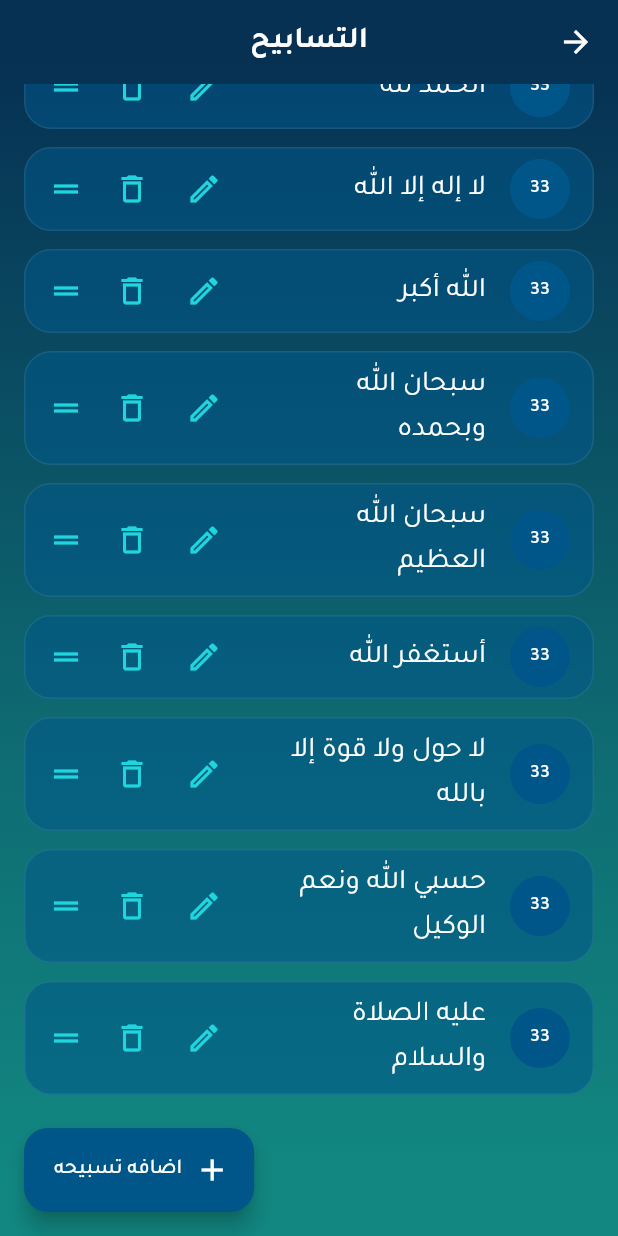
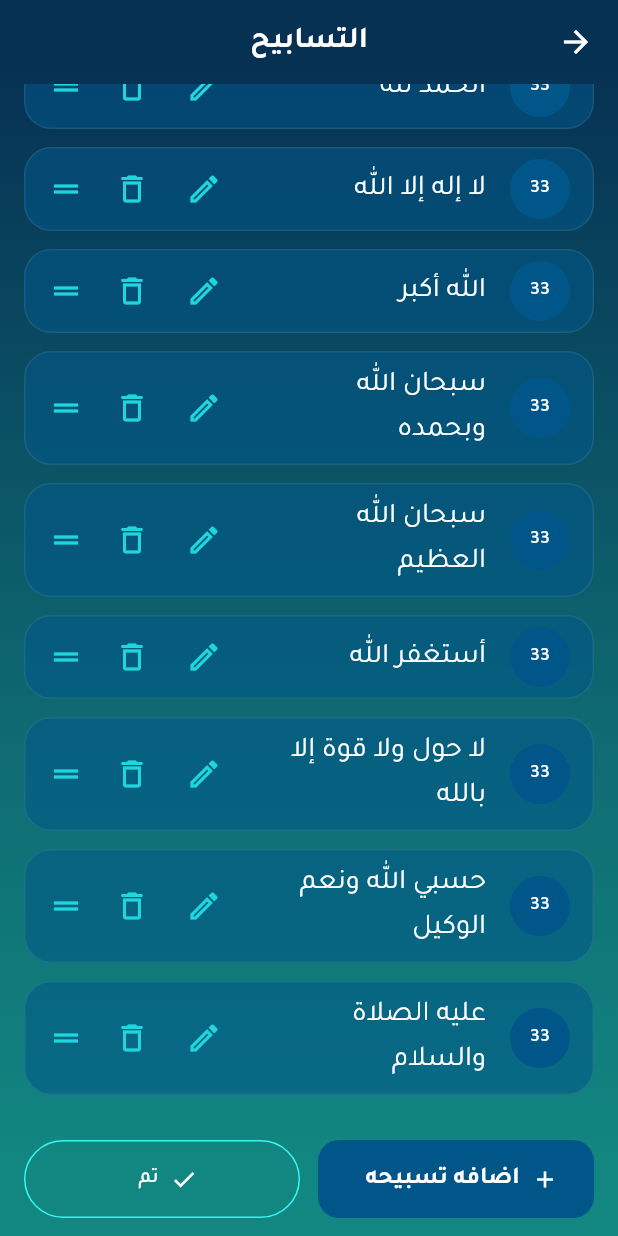
Before and after one commit to revinnmedia/Gallery, a Flutter app: the ManageDhikrScreen screen opened directly, scrolled down 108 dp, on a phone screen of 412 x 824 dp. Run offline on Flutter 3.47's test engine with Material 3 defaults, Android fonts, the phone set to English and light mode, and no system bars; our stand-ins replace cloud_firestore, firebase_auth, firebase_core, flutter_local_notifications, flutter_timezone, google_sign_in and 6 more; missing offline and left inert: games_services; accounts and stored records are empty.

Commit message:
كنز المسلم: زر الرجوع في شاشة التسابيح
Co-Authored-By: Claude Opus 5.5 <noreply@anthropic.com>
Claude-Session: https://claude.ai/code/session_01V9VwhKtzg8bghUGNnFs7Nt

```diff
--- a/kanz-almuslim/lib/screens/manage_dhikr_screen.dart
+++ b/kanz-almuslim/lib/screens/manage_dhikr_screen.dart
@@ -15,13 +15,43 @@ class ManageDhikrScreen extends StatelessWidget {
     final state = context.watch<AppState>();
     return Scaffold(
       appBar: AppBar(title: Text(tr(context, 'manageDhikr'))),
-      floatingActionButton: FloatingActionButton.extended(
-        onPressed: () => _edit(context, null),
-        icon: const Icon(Icons.add),
-        label: Text(tr(context, 'addDhikr')),
+      // زر رجوع واضح أسفل الشاشة بجانب الإضافة (لا يعتمد على شريط العنوان فقط).
+      bottomNavigationBar: SafeArea(
+        child: Padding(
+          padding: const EdgeInsets.fromLTRB(16, 8, 16, 12),
+          child: Row(
+            children: [
+              Expanded(
+                child: FilledButton.icon(
+                  style: FilledButton.styleFrom(
+                    backgroundColor: KanzColors.cardBlue,
+                    foregroundColor: Colors.white,
+                    minimumSize: const Size.fromHeight(52),
+                  ),
+                  onPressed: () => _edit(context, null),
+                  icon: const Icon(Icons.add),
+                  label: Text(tr(context, 'addDhikr')),
+                ),
+              ),
+              const SizedBox(width: 12),
+              Expanded(
+                child: OutlinedButton.icon(
+                  style: OutlinedButton.styleFrom(
+                    foregroundColor: Colors.white,
+                    side: const BorderSide(color: KanzColors.cyan),
+                    minimumSize: const Size.fromHeight(52),
+                  ),
+                  onPressed: () => Navigator.of(context).pop(),
+                  icon: const Icon(Icons.check),
+                  label: Text(tr(context, 'done')),
+                ),
+              ),
+            ],
+          ),
+        ),
       ),
       body: ReorderableListView.builder(
-        padding: const EdgeInsets.only(bottom: 96, top: 8),
+        padding: const EdgeInsets.only(bottom: 16, top: 8),
         itemCount: state.dhikrs.length,
         onReorderItem: state.reorderDhikr,
         itemBuilder: (context, i) {
```
